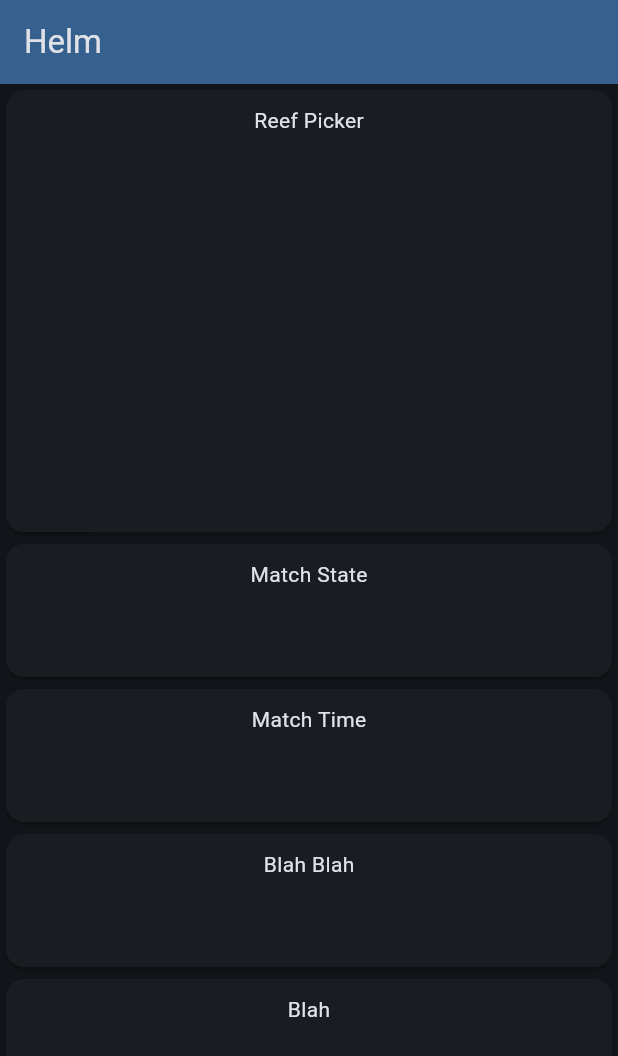
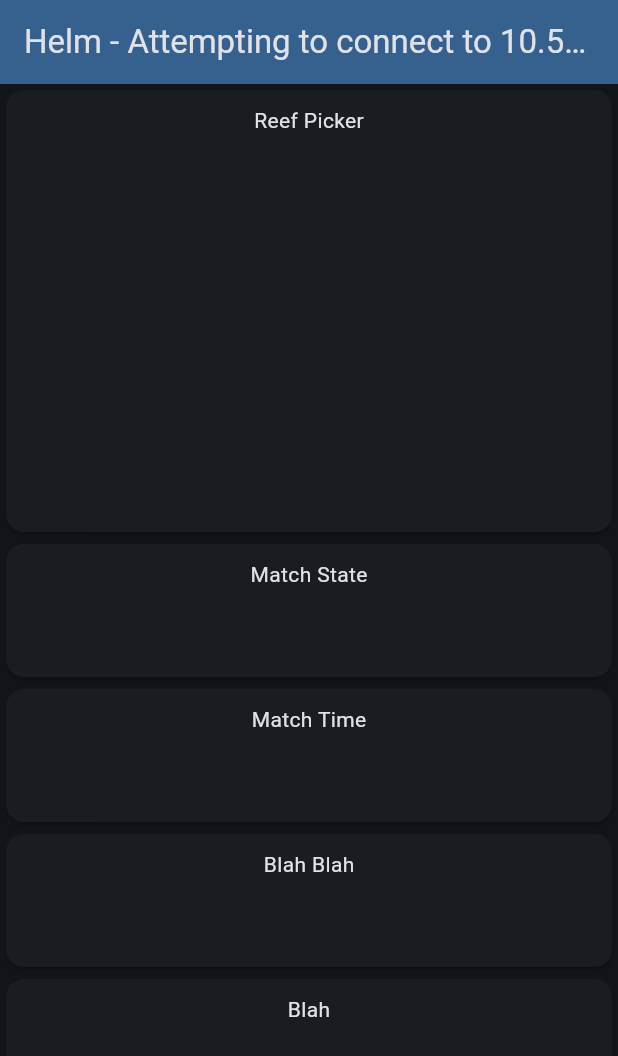
Before and after one commit to FairportRobotics/Helm, a Flutter app: the screen it shows after launch, on a phone screen of 412 x 824 dp. Shown: the top 1056 px of the screen. Run offline on Flutter 3.47's test engine with Material 3 defaults, Android fonts, the phone set to English and light mode, and no system bars; our stand-ins replace responsive_grid; missing offline and left inert: nt4.

Commit message:
Network Tables

```diff
--- a/lib/globals.dart
+++ /dev/null
@@ -1,20 +0,0 @@
-library;
-
-import "package:nt4/nt4.dart";
-
-NT4Client ntClient = NT4Client(serverBaseAddress: '10.5.78.2', onConnect: () { print("NT4 Connected"); }, onDisconnect: () { print("NT4 Disconnected"); });
-
-Map<String, NT4Subscription> nt4Subscriptions = {};
-
-NT4Subscription subscribe(String topic){
-
-  if (!nt4Subscriptions.containsKey(topic))
-  {
-    NT4Subscription subscrip = ntClient.subscribe(topic, NT4SubscriptionOptions());
-    nt4Subscriptions[topic] = subscrip;
-  }
-
-  return nt4Subscriptions[topic]!;
-}
-
-List<NT4Topic> nt4Topics = [];
--- a/lib/main.dart
+++ b/lib/main.dart
@@ -1,12 +1,16 @@
+import 'package:helm/ntutils.dart';
+
 import 'pages/dashboard.dart';
 import 'package:flutter/material.dart';
 
 void main() {
-  runApp(const MyApp());
+  runApp(MyApp());
 }
 
 class MyApp extends StatelessWidget {
-  const MyApp({super.key});
+  MyApp({super.key}){
+    NTUtils().connect("10.5.78.2");
+  }
 
   // This widget is the root of your application.
   @override
--- /dev/null
+++ b/lib/ntutils.dart
@@ -0,0 +1,58 @@
+import "package:nt4/nt4.dart";
+
+class NTUtils{
+
+  static final NTUtils _instance = NTUtils._internal();
+
+  factory NTUtils() {
+    return _instance;
+  }
+
+  bool isConnected = false;
+  bool _isAttemptingToConnect = false;
+  String _serverAddress = "";
+
+  NT4Client? ntClient;
+
+  final Map<String, NT4Subscription> _nt4Subscriptions = {};
+
+  void connect(String serverAddress){
+    _serverAddress = serverAddress;
+    _isAttemptingToConnect = true;
+    ntClient = NT4Client(serverBaseAddress: serverAddress, onConnect: () { isConnected = true; _isAttemptingToConnect = false; }, onDisconnect: () { isConnected = false; });
+  }
+
+  String connectionStatus(){
+    if(_isAttemptingToConnect){
+      return "Attempting to connect to $_serverAddress";
+    }
+    if(isConnected){
+      return "Connected";
+    }else{
+      return "Not Connected";
+    }
+  }
+
+  NT4Subscription subscribe(String topic){
+    if (!_nt4Subscriptions.containsKey(topic))
+    {
+      NT4Subscription subscrip = ntClient!.subscribe(topic, NT4SubscriptionOptions());
+      _nt4Subscriptions[topic] = subscrip;
+    }
+
+    return _nt4Subscriptions[topic]!;
+  }
+
+  final Map<String, NT4Topic> _nt4Topics = {};
+
+  NT4Topic getPublicTopic(String topic, String type){
+    if(!_nt4Topics.containsKey(topic)){
+      NT4Topic top = ntClient!.publishNewTopic(topic, type);
+      _nt4Topics[topic] = top;
+    }
+
+    return _nt4Topics[topic]!;
+  }
+
+  NTUtils._internal();
+}
--- a/lib/pages/dashboard.dart
+++ b/lib/pages/dashboard.dart
@@ -1,4 +1,5 @@
 import 'package:flutter/material.dart';
+import 'package:helm/ntutils.dart';
 import 'package:helm/widgets/base_card.dart';
 import 'package:responsive_grid/responsive_grid.dart';
 import '../widgets/text_card.dart';
@@ -22,7 +23,7 @@ class Dashboard extends StatelessWidget {
         backgroundColor: Theme.of(context).colorScheme.inversePrimary,
         // Here we take the value from the MyHomePage object that was created by
         // the App.build method, and use it to set our appbar title.
-        title: Text("Helm"),
+        title: Text("Helm - ${NTUtils().connectionStatus()}"),
       ),
       body: ResponsiveGridRow(
         children: [
--- a/lib/widgets/text_card.dart
+++ b/lib/widgets/text_card.dart
@@ -1,7 +1,7 @@
 import 'package:flutter/material.dart';
 import './base_card.dart';
 import 'package:nt4/nt4.dart';
-import '../globals.dart' as glob;
+import 'package:helm/ntutils.dart';
 
 class TextCard extends StatefulWidget {
   const TextCard({
@@ -31,8 +31,10 @@ class _TextCardState extends State<TextCard> {
 
   @override
   Widget build(BuildContext context) {
-    NT4Subscription sub = glob.subscribe(widget.ntTopic!);
-    sub.listen( (data) => setVal(data.toString()) );
+    if(NTUtils().isConnected){
+      NT4Subscription sub = NTUtils().subscribe(widget.ntTopic!);
+      sub.listen( (data) => setVal(data.toString()) );
+    }
 
     return BaseCard(
       cardTitle: widget.cardTitle,
```
